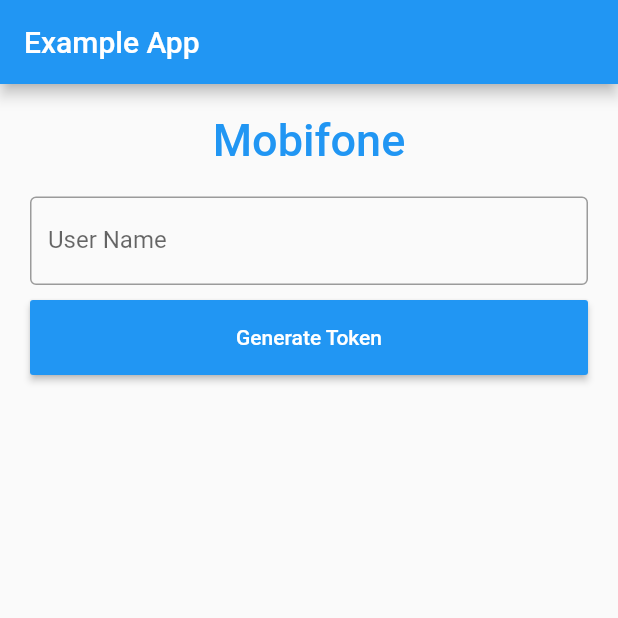
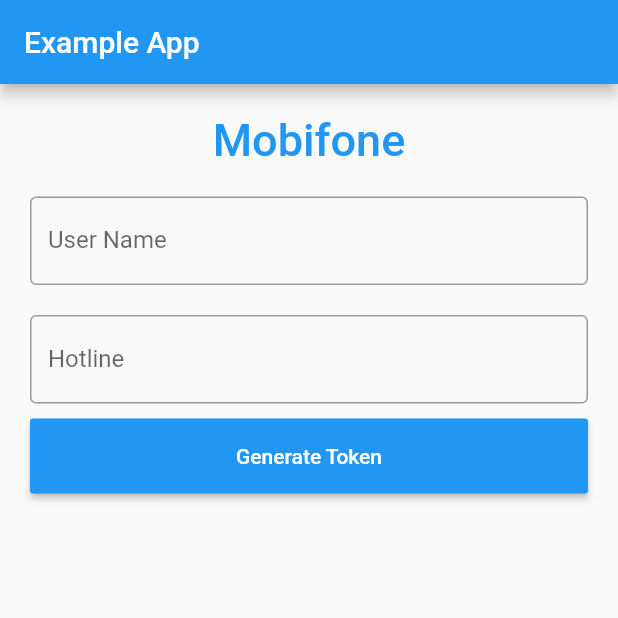
Before and after one commit to haonv151168/example_mobi_call, a Flutter app: the screen it shows after launch, on a phone screen of 412 x 824 dp, the top half of it. Run offline on Flutter 3.47's test engine with Material 2 defaults, Android fonts, the phone set to English and light mode, and no system bars; missing offline and left inert: mobi_call.

Commit message:
add hotline

```diff
--- a/lib/constants/constants.dart
+++ b/lib/constants/constants.dart
@@ -1,2 +1,3 @@
 bool isCalling = true;
 String nameUser = "";
+String hotline = "";
--- a/lib/screens/detail/detail_screen.dart
+++ b/lib/screens/detail/detail_screen.dart
@@ -119,7 +119,7 @@ class _DetailScreenState extends State<DetailScreen>
 
   void call() {
     print("token la ${widget.model.token}");
-    MobifoneClient().makeCall("19001009", "", null, "c2h");
+    MobifoneClient().makeCall(hotline, "", null, "c2h");
     // MobifoneClient().makeCall(null, "", "daxua3", "c2c");
   }
 
--- a/lib/screens/login/login_screen.dart
+++ b/lib/screens/login/login_screen.dart
@@ -1,12 +1,14 @@
 import 'dart:convert';
+import 'package:example_mobi_call/constants/constants.dart';
+
 import '../detail/detail_screen.dart';
 import 'package:http/http.dart' as http;
 import '../../models/TokenModel.dart';
 import 'package:flutter/material.dart';
 
 Future<TokenModel> getToken(String name) async {
-  final response =
-      await http.get(Uri.parse('https://ott.mobifone.ai/callcenter-backend/token/$name'));
+  final response = await http
+      .get(Uri.parse('https://ott.mobifone.ai/callcenter-backend/token/$name'));
 
   if (response.statusCode == 200) {
     // If the server did return a 200 OK response,
@@ -26,6 +28,7 @@ class LoginPage extends StatefulWidget {
 
 class _State extends State<LoginPage> {
   TextEditingController nameController = TextEditingController();
+  TextEditingController hotlineController = TextEditingController();
 
   @override
   Widget build(BuildContext context) {
@@ -58,6 +61,16 @@ class _State extends State<LoginPage> {
                   ),
                 ),
                 Container(
+                  padding: EdgeInsets.all(10),
+                  child: TextField(
+                    controller: hotlineController,
+                    decoration: InputDecoration(
+                      border: OutlineInputBorder(),
+                      labelText: 'Hotline',
+                    ),
+                  ),
+                ),
+                Container(
                     height: 50,
                     padding: EdgeInsets.fromLTRB(10, 0, 10, 0),
                     child: RaisedButton(
@@ -67,6 +80,7 @@ class _State extends State<LoginPage> {
                       onPressed: () {
                         getToken(nameController.text).then((model) {
                           print(model.token);
+                          hotline = hotlineController.text;
                           Navigator.push(
                             context,
                             MaterialPageRoute(
```
